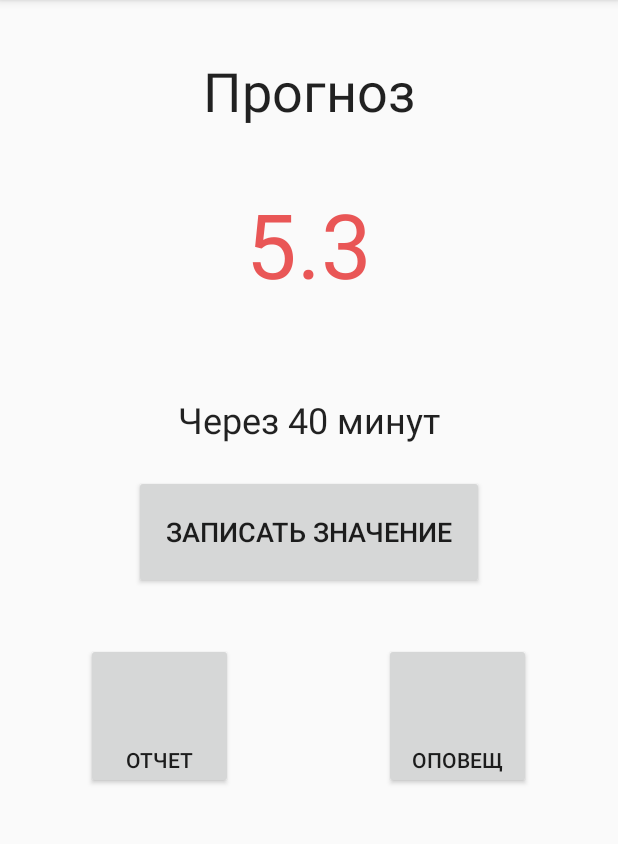
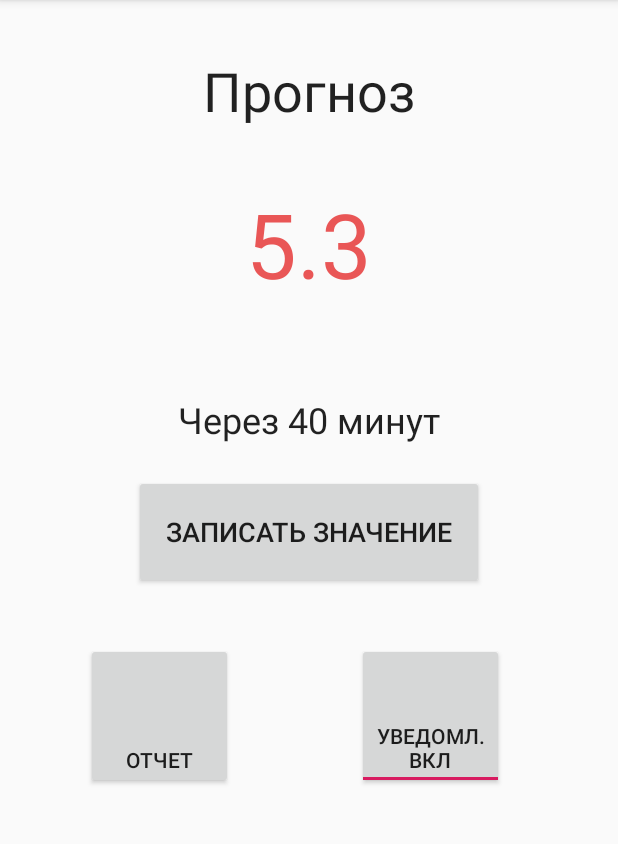
Before and after one commit to romec512/glucose-monitor, an Android app: the screen it shows after launch (MainActivity), on a phone screen of 412 x 824 dp, the part 84-928 px from its top. Run offline under Robolectric (Android 15) with nearby library versions, the phone set to English and light mode, and no system bars.

Commit message:
Added notifications to remind the user that should to make a test and save value

```diff
--- a/app/src/main/java/com/example/glucose_monitor/MainActivity.java
+++ b/app/src/main/java/com/example/glucose_monitor/MainActivity.java
@@ -6,11 +6,13 @@ import android.app.AlarmManager;
 import android.app.PendingIntent;
 import android.content.Context;
 import android.content.Intent;
+import android.content.SharedPreferences;
 import android.os.Bundle;
 import android.os.SystemClock;
 import android.view.View;
 import android.widget.Button;
 import android.widget.TextView;
+import android.widget.ToggleButton;
 
 import java.io.File;
 import java.io.FileInputStream;
@@ -23,9 +25,13 @@ import java.util.Date;
 public class MainActivity extends AppCompatActivity {
     private Button saveValueBtn;
     private Button graphicsBtn;
-    private Button notificationsBtn;
+    private ToggleButton notificationsBtn;
     private TextView forecastedNumTV;
     private TextView forecastedTimeTV;
+    public static final String APP_PREFERENCES = "app_settings";
+    public static final String APP_PREFERENCES_NOTIFICATIONS = "notifications_enabled";
+    private SharedPreferences mSettings;
+
 
     @Override
     protected void onCreate(Bundle savedInstanceState) {
@@ -33,9 +39,22 @@ public class MainActivity extends AppCompatActivity {
         setContentView(R.layout.activity_main);
         saveValueBtn = (Button)findViewById(R.id.save_value_btn);
         graphicsBtn = (Button)findViewById(R.id.graphics_btn);
-        notificationsBtn = (Button)findViewById(R.id.notifications_btn);
+        notificationsBtn = (ToggleButton) findViewById(R.id.notifications_btn);
         forecastedNumTV = (TextView)findViewById(R.id.forecasted_num_tv);
         forecastedTimeTV = (TextView)findViewById(R.id.forecasted_time_tv);
+
+        mSettings = getSharedPreferences(APP_PREFERENCES, Context.MODE_PRIVATE);
+        if (!mSettings.contains(APP_PREFERENCES_NOTIFICATIONS)) {
+            SharedPreferences.Editor editor = mSettings.edit();
+            editor.putBoolean(APP_PREFERENCES_NOTIFICATIONS, true);
+            editor.apply();
+        }
+
+        if (mSettings.getBoolean(APP_PREFERENCES_NOTIFICATIONS, true)) {
+            notificationsBtn.setChecked(true);
+        } else {
+            notificationsBtn.setChecked(false);
+        }
 
         setPrediction();
 
@@ -51,12 +70,25 @@ public class MainActivity extends AppCompatActivity {
         notificationsBtn.setOnClickListener(new View.OnClickListener() {
             @Override
             public void onClick(View v) {
-
+                SharedPreferences.Editor editor = mSettings.edit();
+                // If notifications disabled now, then notifications should be enabled and alarm should be started after click btn
+                if (!mSettings.getBoolean(APP_PREFERENCES_NOTIFICATIONS, false)) {
+                    editor.putBoolean(APP_PREFERENCES_NOTIFICATIONS, true);
+                    setNotifications();
+                } else {
+                    editor.putBoolean(APP_PREFERENCES_NOTIFICATIONS, false);
+                    stopNotificationsAlarm();
+                }
+                editor.apply();
             }
         });
 
         if (!hasAlarmAlreadyStarted()) {
             setAlarm();
+        }
+
+        if (!hasNotificationsAlarmStarted() && mSettings.getBoolean(APP_PREFERENCES_NOTIFICATIONS, true)) {
+            setNotifications();
         }
 
 
@@ -109,9 +141,35 @@ public class MainActivity extends AppCompatActivity {
                 SystemClock.elapsedRealtime() + 1000, 10 * 60 * 1000, alarmIntent);
     }
 
+    protected void setNotifications() {
+        Context context = getBaseContext();
+        AlarmManager alarmManager = (AlarmManager)context.getSystemService(Context.ALARM_SERVICE);
+        Intent intent = new Intent(context, NotificationsBroadcastReceiver.class);
+        PendingIntent alarmIntent = PendingIntent.getBroadcast(context, 0, intent, 0);
+        alarmManager.setRepeating(AlarmManager.ELAPSED_REALTIME_WAKEUP,
+                SystemClock.elapsedRealtime() + 1000, 1 * 60 * 1000, alarmIntent);
+    }
+
     protected boolean hasAlarmAlreadyStarted() {
         Context context = getBaseContext();
         return PendingIntent.getBroadcast(context, 0, new Intent(context, ForecasterBroadcastReceiver.class),
                 PendingIntent.FLAG_NO_CREATE) != null;
     }
+
+    protected boolean hasNotificationsAlarmStarted() {
+        Context context = getBaseContext();
+        return PendingIntent.getBroadcast(context, 0, new Intent(context, NotificationsBroadcastReceiver.class),
+                PendingIntent.FLAG_NO_CREATE) != null;
+    }
+
+    protected  void stopNotificationsAlarm() {
+        Context context = getBaseContext();
+        AlarmManager alarmManager =
+                (AlarmManager) context.getSystemService(Context.ALARM_SERVICE);
+        PendingIntent pendingIntent = PendingIntent.getBroadcast(context, 0, new Intent(context, NotificationsBroadcastReceiver.class),
+                PendingIntent.FLAG_NO_CREATE);
+        if (alarmManager != null) {
+            alarmManager.cancel(pendingIntent);
+        }
+    }
 }
--- a/app/src/main/res/layout/activity_main.xml
+++ b/app/src/main/res/layout/activity_main.xml
@@ -5,18 +5,6 @@
         android:layout_width="match_parent"
         android:layout_height="match_parent"
         tools:context=".MainActivity">
-
-    <Button
-            android:id="@+id/notifications_btn"
-            android:layout_width="98dp"
-            android:layout_height="97dp"
-            android:layout_marginTop="36dp"
-            android:gravity="bottom|center"
-            android:text="Оповещ"
-            app:layout_constraintEnd_toEndOf="parent"
-            app:layout_constraintHorizontal_bias="0.816"
-            app:layout_constraintStart_toStartOf="parent"
-            app:layout_constraintTop_toBottomOf="@+id/save_value_btn" />
 
     <TextView
             android:id="@+id/textView"
@@ -84,4 +72,18 @@
             app:layout_constraintStart_toStartOf="parent"
             app:layout_constraintTop_toBottomOf="@+id/save_value_btn" />
 
+    <ToggleButton
+            android:id="@+id/notifications_btn"
+            android:layout_width="98dp"
+            android:layout_height="97dp"
+            android:layout_marginTop="36dp"
+            android:gravity="bottom|center_horizontal"
+            android:text="ToggleButton"
+            android:textOff="Уведомл. выкл"
+            android:textOn="Уведомл. вкл"
+            app:layout_constraintEnd_toEndOf="parent"
+            app:layout_constraintHorizontal_bias="0.759"
+            app:layout_constraintStart_toStartOf="parent"
+            app:layout_constraintTop_toBottomOf="@+id/save_value_btn" />
+
 </androidx.constraintlayout.widget.ConstraintLayout>
```
Also changed, not shown: app/src/main/AndroidManifest.xml (+5 -2 lines), app/src/main/java/com/example/glucose_monitor/NotificationsBroadcastReceiver.java (added, +35 -0 lines).
